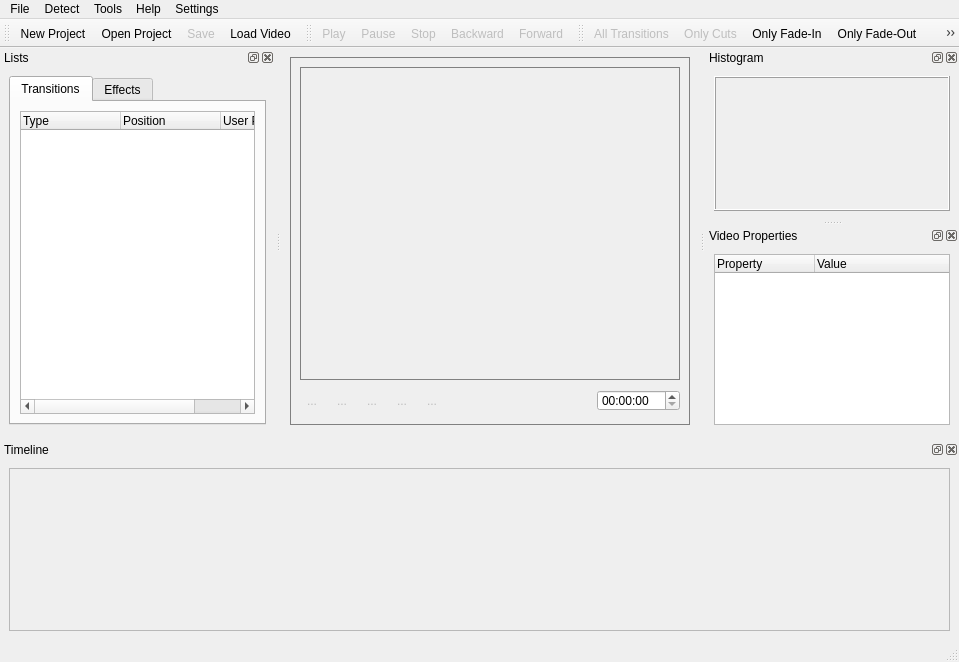
The window that DEV/Interface/mfit.ui (fabriciols/m-fit) describes before a commit, drawn with Qt 5.
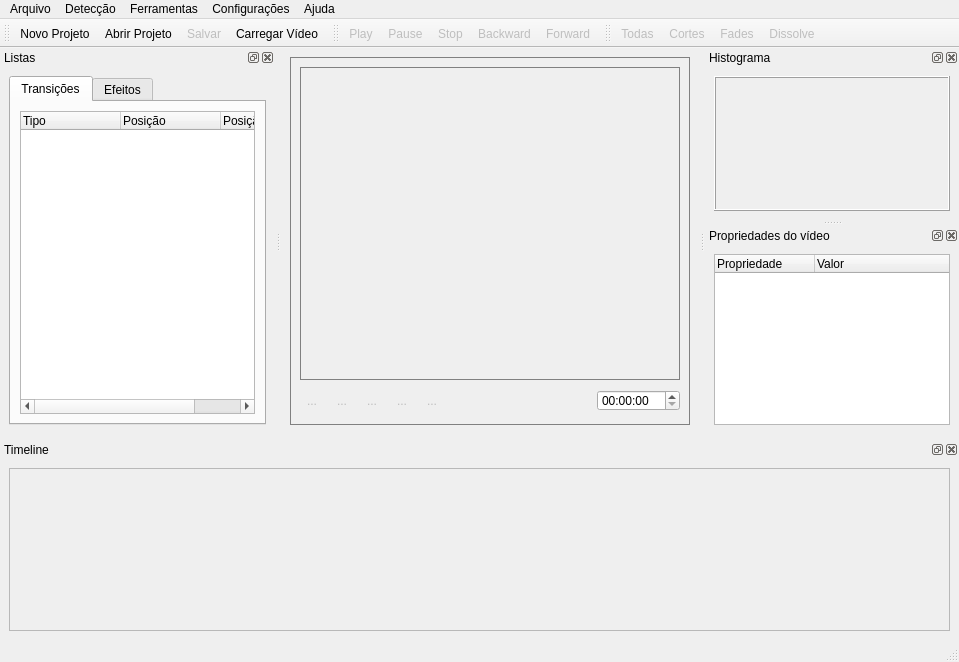
The same window after the commit. The open tabs and pages were chosen to show the change. Icons and pictures are not drawn. Custom widgets are drawn as their Qt base class.

Commit message: Interface toda em portugues... tava ficando tosco as coisas em ingles e as mensagens em portugues... até dava pra deixar as mensagens em ingles, mas tinha coisas que eu nao sabia escrever...

The edit to the form file:
```diff
--- a/DEV/Interface/mfit.ui
+++ b/DEV/Interface/mfit.ui
@@ -247,7 +247,7 @@
    </property>
    <widget class="QMenu" name="menuFile" >
     <property name="title" >
-     <string>File</string>
+     <string>Arquivo</string>
     </property>
     <addaction name="actionNewProject" />
     <addaction name="actionOpenProject" />
@@ -261,7 +261,7 @@
    </widget>
    <widget class="QMenu" name="menuDetect" >
     <property name="title" >
-     <string>Detect</string>
+     <string>Detecção</string>
     </property>
     <addaction name="actionAllTransitions" />
     <addaction name="actionOnlyCuts" />
@@ -270,7 +270,7 @@
    </widget>
    <widget class="QMenu" name="menuTools" >
     <property name="title" >
-     <string>Tools</string>
+     <string>Ferramentas</string>
     </property>
     <addaction name="actionPlay" />
     <addaction name="actionPause" />
@@ -280,12 +280,12 @@
    </widget>
    <widget class="QMenu" name="menuHelp" >
     <property name="title" >
-     <string>Help</string>
+     <string>Ajuda</string>
     </property>
    </widget>
    <widget class="QMenu" name="menuSettings" >
     <property name="title" >
-     <string>Settings</string>
+     <string>Configurações</string>
     </property>
     <widget class="QMenu" name="menuCut" >
      <property name="title" >
@@ -298,8 +298,8 @@
    <addaction name="menuFile" />
    <addaction name="menuDetect" />
    <addaction name="menuTools" />
-   <addaction name="menuHelp" />
    <addaction name="menuSettings" />
+   <addaction name="menuHelp" />
   </widget>
   <widget class="QToolBar" name="mainToolBar" >
    <property name="windowTitle" >
@@ -318,7 +318,7 @@
   </widget>
   <widget class="QDockWidget" name="widgetTrees" >
    <property name="windowTitle" >
-    <string>Lists</string>
+    <string>Listas</string>
    </property>
    <attribute name="dockWidgetArea" >
     <number>1</number>
@@ -332,7 +332,7 @@
        </property>
        <widget class="QWidget" name="tabTransitions" >
         <attribute name="title" >
-         <string>Transitions</string>
+         <string>Transições</string>
         </attribute>
         <layout class="QGridLayout" >
          <item row="0" column="0" >
@@ -354,17 +354,17 @@
            </property>
            <column>
             <property name="text" >
-             <string>Type</string>
+             <string>Tipo</string>
             </property>
            </column>
            <column>
             <property name="text" >
-             <string>Position</string>
+             <string>Posição</string>
             </property>
            </column>
            <column>
             <property name="text" >
-             <string>User Position</string>
+             <string>Posição do usuário</string>
             </property>
            </column>
           </widget>
@@ -373,7 +373,7 @@
        </widget>
        <widget class="QWidget" name="tabEffects" >
         <attribute name="title" >
-         <string>Effects</string>
+         <string>Efeitos</string>
         </attribute>
         <layout class="QGridLayout" >
          <item row="0" column="0" >
@@ -426,7 +426,7 @@
     <bool>false</bool>
    </property>
    <property name="windowTitle" >
-    <string>Histogram</string>
+    <string>Histograma</string>
    </property>
    <attribute name="dockWidgetArea" >
     <number>2</number>
@@ -522,7 +522,7 @@
   </widget>
   <widget class="QDockWidget" name="widgetProperties" >
    <property name="windowTitle" >
-    <string>Video Properties</string>
+    <string>Propriedades do vídeo</string>
    </property>
    <attribute name="dockWidgetArea" >
     <number>2</number>
@@ -533,12 +533,12 @@
       <widget class="QTreeWidget" name="videoPropertiesTree" >
        <column>
         <property name="text" >
-         <string>Property</string>
+         <string>Propriedade</string>
         </property>
        </column>
        <column>
         <property name="text" >
-         <string>Value</string>
+         <string>Valor</string>
         </property>
        </column>
       </widget>
@@ -575,8 +575,6 @@
    </attribute>
    <addaction name="actionAllTransitions" />
    <addaction name="actionOnlyCuts" />
-   <addaction name="actionOnlyFadeIn" />
-   <addaction name="actionOnlyFadeOut" />
    <addaction name="actionAllFades" />
    <addaction name="actionOnlyDissolve" />
   </widget>
@@ -586,7 +584,7 @@
      <normaloff>../Interface/Icons/filenew.png</normaloff>../Interface/Icons/filenew.png</iconset>
    </property>
    <property name="text" >
-    <string>New Project...</string>
+    <string>Novo Projeto...</string>
    </property>
    <property name="shortcut" >
     <string>Ctrl+N</string>
@@ -604,7 +602,7 @@
      <normaloff>../Interface/Icons/fileopen.png</normaloff>../Interface/Icons/fileopen.png</iconset>
    </property>
    <property name="text" >
-    <string>Open Project...</string>
+    <string>Abrir Projeto...</string>
    </property>
    <property name="shortcut" >
     <string>Ctrl+O</string>
@@ -616,7 +614,7 @@
      <normaloff>../Interface/Icons/load_video.png</normaloff>../Interface/Icons/load_video.png</iconset>
    </property>
    <property name="text" >
-    <string>Load Video...</string>
+    <string>Carregar Vídeo...</string>
    </property>
    <property name="shortcut" >
     <string>Ctrl+Shift+O</string>
@@ -642,7 +640,7 @@
      <normaloff>../Interface/Icons/filesave.png</normaloff>../Interface/Icons/filesave.png</iconset>
    </property>
    <property name="text" >
-    <string>Save</string>
+    <string>Salvar</string>
    </property>
    <property name="shortcut" >
     <string>Ctrl+S</string>
@@ -695,7 +693,7 @@
      <normaloff>../Interface/Icons/all.png</normaloff>../Interface/Icons/all.png</iconset>
    </property>
    <property name="text" >
-    <string>All Transitions</string>
+    <string>Todas</string>
    </property>
   </action>
   <action name="actionOnlyCuts" >
@@ -707,7 +705,7 @@
      <normaloff>../Interface/Icons/cut.png</normaloff>../Interface/Icons/cut.png</iconset>
    </property>
    <property name="text" >
-    <string>Only Cuts</string>
+    <string>Cortes</string>
    </property>
   </action>
   <action name="actionOnlyDissolve" >
@@ -719,7 +717,7 @@
      <normaloff>../Interface/Icons/dissolve.png</normaloff>../Interface/Icons/dissolve.png</iconset>
    </property>
    <property name="text" >
-    <string>Only Dissolve</string>
+    <string>Dissolve</string>
    </property>
   </action>
   <action name="actionOnlyFadeIn" >
@@ -764,7 +762,7 @@
      <normaloff>../Interface/Icons/fades.png</normaloff>../Interface/Icons/fades.png</iconset>
    </property>
    <property name="text" >
-    <string>Only Fades</string>
+    <string>Fades</string>
    </property>
   </action>
   <action name="actionPlay" >
```
Left out of the diff: 14 changed lines with no effect on the pictures.
